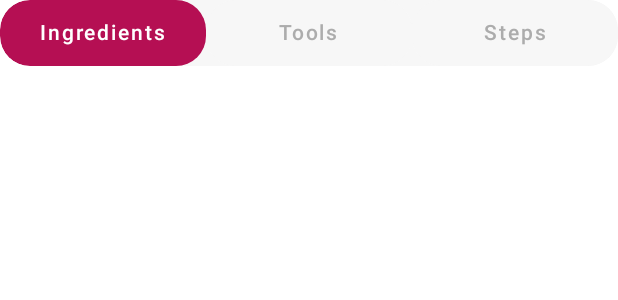
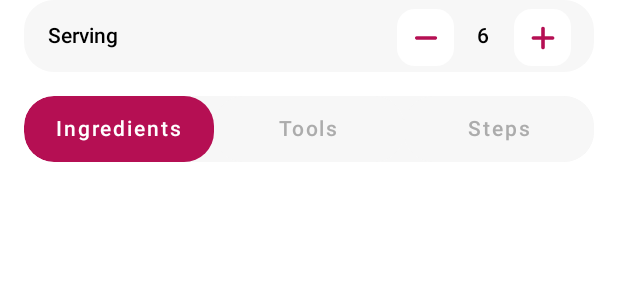
Before and after one commit to ArtemisSoftware/Hephaestus-UI, an Android app built with Jetpack Compose: the @Preview function RecipesScreen, on a phone screen of 412 x 824 dp. Shown: the top 300 px of the screen. Run offline under Robolectric (Android 15) with nearby library versions, the phone set to English and light mode, and no system bars.

Commit message:
Recipes - ServingCalculator

```diff
--- a/app/src/main/java/com/artemissoftware/hephaestusui/ui/recipes/RecipesScreen.kt
+++ b/app/src/main/java/com/artemissoftware/hephaestusui/ui/recipes/RecipesScreen.kt
@@ -1,10 +1,8 @@
 package com.artemissoftware.hephaestusui.ui.recipes
 
 import androidx.compose.foundation.background
-import androidx.compose.foundation.layout.Box
-import androidx.compose.foundation.layout.Row
-import androidx.compose.foundation.layout.fillMaxWidth
-import androidx.compose.foundation.layout.height
+import androidx.compose.foundation.layout.*
+import androidx.compose.material.Text
 import androidx.compose.runtime.Composable
 import androidx.compose.ui.Alignment
 import androidx.compose.ui.Modifier
@@ -12,10 +10,14 @@ import androidx.compose.ui.draw.clip
 import androidx.compose.ui.tooling.preview.Preview
 import androidx.compose.ui.unit.dp
 import com.artemissoftware.hephaestusui.Greeting
+import com.artemissoftware.hephaestusui.ui.recipes.composables.IconFlatButton
 import com.artemissoftware.hephaestusui.ui.recipes.composables.TabButton
 import com.artemissoftware.hephaestusui.ui.theme.HephaestusUITheme
 import com.artemissoftware.hephaestusui.ui.theme.IngedientShapes
 import com.artemissoftware.hephaestusui.ui.theme.LightGray
+import com.artemissoftware.hephaestusui.R
+import com.artemissoftware.hephaestusui.ui.recipes.composables.ServingCalculator
+import com.artemissoftware.hephaestusui.ui.theme.Pink
 
 @Preview(showBackground = true)
 @Composable
@@ -42,8 +44,14 @@ fun Content(
 //        item {
 //            BasicInfo(recipe)
 //            Description(recipe)
-//            ServingCalculator()
-            IngredientsHeader()
+    Column(
+        modifier = Modifier.padding(horizontal = 16.dp),
+        verticalArrangement = Arrangement.spacedBy(16.dp)
+    ) {
+        ServingCalculator()
+        IngredientsHeader()
+    }
+
 //            IngredientsList(recipe)
 //            ShoppingListButton()
 //            Reviews(recipe)
@@ -51,6 +59,9 @@ fun Content(
 //        }
 //    }
 }
+
+
+
 
 
 @Composable
--- /dev/null
+++ b/app/src/main/java/com/artemissoftware/hephaestusui/ui/recipes/composables/IconFlatButton.kt
@@ -0,0 +1,50 @@
+package com.artemissoftware.hephaestusui.ui.recipes.composables
+
+import androidx.annotation.DrawableRes
+import androidx.compose.foundation.layout.*
+import androidx.compose.material.*
+import androidx.compose.runtime.Composable
+import androidx.compose.ui.Modifier
+import androidx.compose.ui.graphics.Color
+import androidx.compose.ui.res.painterResource
+import androidx.compose.ui.tooling.preview.Preview
+import androidx.compose.ui.unit.dp
+import com.artemissoftware.hephaestusui.ui.theme.Gray
+import com.artemissoftware.hephaestusui.ui.theme.IngedientShapes
+import com.artemissoftware.hephaestusui.ui.theme.White
+
+import com.artemissoftware.hephaestusui.R
+
+
+
+@Composable
+fun IconFlatButton(
+    @DrawableRes iconResource: Int,
+    color: Color = Gray,
+    elevation: ButtonElevation? = ButtonDefaults.elevation(),
+    onClick: () -> Unit = {}
+) {
+    Button(
+        onClick = onClick,
+        contentPadding = PaddingValues(),
+        shape = IngedientShapes.small,
+        colors = ButtonDefaults.buttonColors(backgroundColor = White, contentColor = color),
+        elevation = elevation,
+        modifier = Modifier
+            .size(38.dp)
+    ) {
+        Icon(painterResource(id = iconResource), null)
+    }
+}
+
+@Preview(showBackground = true)
+@Composable
+private fun DefaultPreview() {
+    Column {
+        IconFlatButton(iconResource = R.drawable.ic_launcher_background)
+        IconFlatButton(iconResource = R.drawable.ic_launcher_foreground)
+        IconFlatButton(iconResource = R.drawable.juice)
+    }
+
+
+}
--- /dev/null
+++ b/app/src/main/java/com/artemissoftware/hephaestusui/ui/recipes/composables/ServingCalculator.kt
@@ -0,0 +1,71 @@
+package com.artemissoftware.hephaestusui.ui.recipes.composables
+
+import androidx.compose.foundation.background
+import androidx.compose.foundation.layout.*
+import androidx.compose.material.Text
+import androidx.compose.runtime.*
+import androidx.compose.ui.Alignment
+import androidx.compose.ui.Modifier
+import androidx.compose.ui.draw.clip
+import androidx.compose.ui.graphics.FilterQuality.Companion.Medium
+import androidx.compose.ui.text.font.FontWeight
+import androidx.compose.ui.tooling.preview.Preview
+import androidx.compose.ui.unit.dp
+import com.artemissoftware.hephaestusui.R
+import com.artemissoftware.hephaestusui.ui.theme.IngedientShapes
+import com.artemissoftware.hephaestusui.ui.theme.LightGray
+import com.artemissoftware.hephaestusui.ui.theme.Pink
+
+@Composable
+fun ServingCalculator(){
+
+    var value by remember { mutableStateOf(6) }
+
+
+
+    Row(
+        verticalAlignment = Alignment.CenterVertically,
+        modifier = Modifier
+            //.padding(horizontal = 16.dp, vertical = 8.dp)
+            .clip(IngedientShapes.medium)
+            .background(LightGray)
+            .padding(horizontal = 16.dp)
+    ){
+
+        Text(
+            text = "Serving",
+            fontWeight = FontWeight.Medium,
+            modifier = Modifier.weight(1f)
+        )
+
+        IconFlatButton(
+            iconResource = R.drawable.ic_minus,
+            elevation = null,
+            color = Pink,
+            onClick = {
+                --value
+            }
+        )
+
+        Text(
+            text = value.toString(),
+            fontWeight = FontWeight.Medium,
+            modifier = Modifier.padding(16.dp)
+        )
+
+        IconFlatButton(
+            iconResource = R.drawable.ic_plus,
+            elevation = null,
+            color = Pink,
+            onClick = {
+                ++value
+            }
+        )
+    }
+}
+
+@Preview(showBackground = true)
+@Composable
+private fun DefaultPreview() {
+    ServingCalculator()
+}
--- /dev/null
+++ b/app/src/main/res/drawable/ic_minus.xml
@@ -0,0 +1,10 @@
+<?xml version="1.0" encoding="utf-8"?>
+<vector xmlns:android="http://schemas.android.com/apk/res/android"
+    android:width="28.266891dp"
+    android:height="28.267025dp"
+    android:viewportWidth="28.266891"
+    android:viewportHeight="28.267025">
+    <path
+        android:fillColor="#FF000000"
+        android:pathData="m7.8793,15.2904l12.5654,0q0.3138,0 0.5761,-0.1602 0.2625,-0.1602 0.4228,-0.4261 0.1602,-0.2659 0.1602,-0.5932 0,-0.3204 -0.1602,-0.5863 -0.1603,-0.2659 -0.4228,-0.4261 -0.2624,-0.1602 -0.5761,-0.1602L7.8793,12.9382q-0.3,0 -0.5625,0.1602 -0.2625,0.1602 -0.4295,0.4261 -0.167,0.2659 -0.167,0.5863 0,0.3273 0.167,0.5932 0.167,0.2659 0.4295,0.4261 0.2625,0.1602 0.5625,0.1602z"/>
+</vector>
--- /dev/null
+++ b/app/src/main/res/drawable/ic_plus.xml
@@ -0,0 +1,10 @@
+<?xml version="1.0" encoding="utf-8"?>
+<vector xmlns:android="http://schemas.android.com/apk/res/android"
+    android:width="28.266891dp"
+    android:height="28.267025dp"
+    android:viewportWidth="28.266891"
+    android:viewportHeight="28.267025">
+    <path
+        android:fillColor="#FF000000"
+        android:pathData="m6.4994,14.1335q0,0.328 0.164,0.6036 0.164,0.2756 0.4361,0.4361 0.2721,0.1605 0.6071,0.1605L12.9332,15.3337L12.9332,20.5673q0,0.328 0.1605,0.6036 0.1605,0.2756 0.4361,0.4361 0.2756,0.1605 0.6036,0.1605 0.335,0 0.6071,-0.1605 0.2721,-0.1605 0.4361,-0.4361 0.164,-0.2756 0.164,-0.6036L15.3407,15.3337l5.2266,0q0.328,0 0.6001,-0.1605 0.2721,-0.1605 0.4362,-0.4361 0.1639,-0.2756 0.1639,-0.6036 0,-0.335 -0.1639,-0.6071 -0.1641,-0.2721 -0.4362,-0.4326 -0.2721,-0.1605 -0.6001,-0.1605L15.3407,12.9333l0,-5.2266q0,-0.335 -0.164,-0.6071 -0.164,-0.2721 -0.4361,-0.4361 -0.2721,-0.164 -0.6071,-0.164 -0.328,0 -0.6036,0.164 -0.2756,0.164 -0.4361,0.4361 -0.1605,0.2721 -0.1605,0.6071l0,5.2266L7.7066,12.9333q-0.3349,0 -0.6071,0.1605 -0.2721,0.1605 -0.4361,0.4326 -0.164,0.2721 -0.164,0.6071z"/>
+</vector>
```
